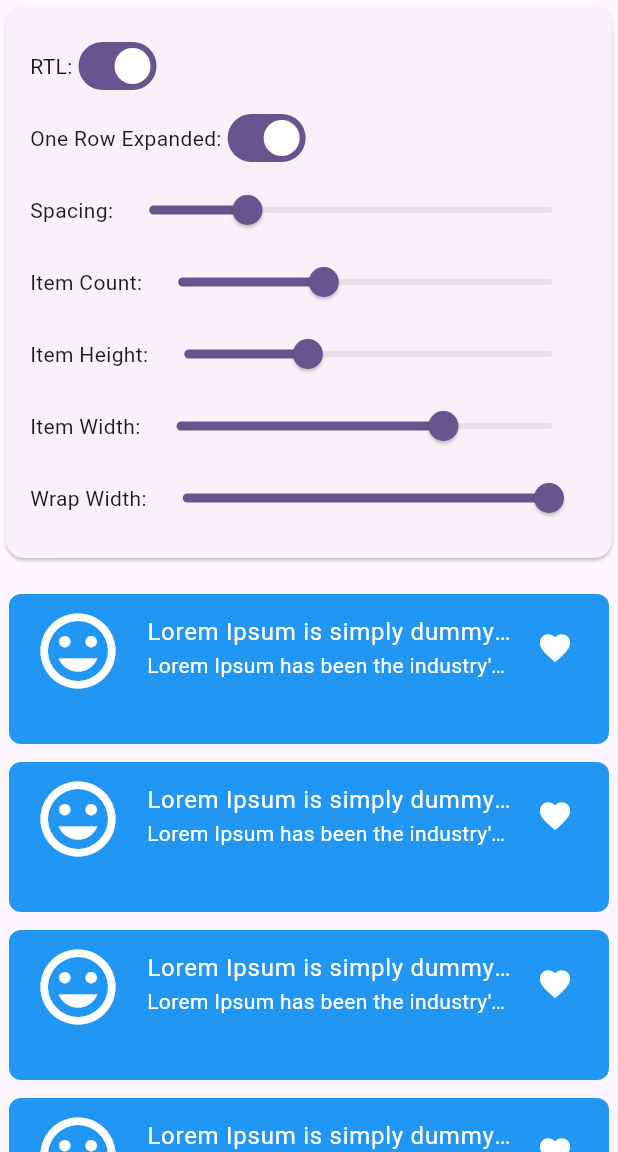
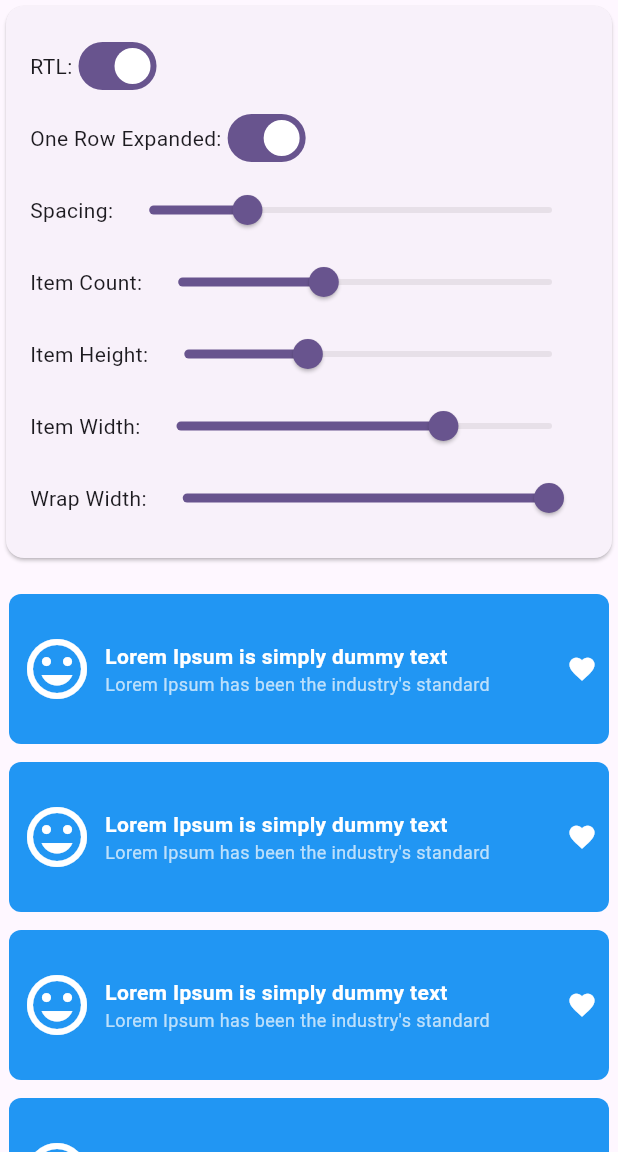
Before and after one commit to bixat/flexible_wrap, a Flutter app: the screen it shows after launch, on a phone screen of 412 x 824 dp, the part 84-1236 px from its top. Run offline on Flutter 3.47's test engine with Material 3 defaults, Android fonts, the phone set to English and light mode, and no system bars.

Commit message:
Improved demo & add force rebuild note (#34)

```diff
--- a/example/lib/main.dart
+++ b/example/lib/main.dart
@@ -192,37 +192,68 @@ class _MyHomePageState extends State<MyHomePage> {
                 child: SizedBox(
                   width: wrapWidth,
                   child: FlexibleWrap(
+                    key: ValueKey(
+                        '$itemHeight-$itemWidth-$itemCount'), // Force rebuild when dimensions change
                     spacing: spacing,
                     runSpacing: spacing,
                     isOneRowExpanded: isOneRowExpanded,
                     textDirection:
                         isRTL ? TextDirection.rtl : TextDirection.ltr,
                     children: List.generate(itemCount, (int index) {
-                      return SizedBox(
+                      return Container(
                         height: itemHeight,
                         width: itemWidth,
-                        child: ListTile(
-                          tileColor: Colors.blue,
-                          shape: RoundedRectangleBorder(
-                              borderRadius: BorderRadius.circular(8.0)),
-                          title: const Text(
-                            "Lorem Ipsum is simply dummy text",
-                            style: TextStyle(color: Colors.white),
-                            overflow: TextOverflow.ellipsis,
+                        decoration: BoxDecoration(
+                          color: Colors.blue,
+                          borderRadius: BorderRadius.circular(8.0),
                         ),
-                          subtitle: const Text(
-                            "Lorem Ipsum has been the industry's standard",
-                            style: TextStyle(color: Colors.white),
-                            overflow: TextOverflow.ellipsis,
-                          ),
-                          leading: Icon(
+                        child: Material(
+                          color: Colors.transparent,
+                          child: Padding(
+                            padding: const EdgeInsets.all(8.0),
+                            child: Row(
+                              children: [
+                                Icon(
                                   Icons.insert_emoticon,
                                   color: Colors.white,
-                            size: itemWidth / 5,
+                                  size: (itemWidth / 5).clamp(16.0, 48.0),
                                 ),
-                          trailing: const Icon(
+                                const SizedBox(width: 8),
+                                Expanded(
+                                  child: Column(
+                                    mainAxisAlignment: MainAxisAlignment.center,
+                                    crossAxisAlignment:
+                                        CrossAxisAlignment.start,
+                                    children: [
+                                      Text(
+                                        "Lorem Ipsum is simply dummy text",
+                                        style: const TextStyle(
+                                          color: Colors.white,
+                                          fontWeight: FontWeight.bold,
+                                        ),
+                                        overflow: TextOverflow.ellipsis,
+                                        maxLines: itemHeight > 80 ? 2 : 1,
+                                      ),
+                                      if (itemHeight > 60)
+                                        Text(
+                                          "Lorem Ipsum has been the industry's standard",
+                                          style: const TextStyle(
+                                            color: Colors.white70,
+                                            fontSize: 12,
+                                          ),
+                                          overflow: TextOverflow.ellipsis,
+                                          maxLines: itemHeight > 100 ? 2 : 1,
+                                        ),
+                                    ],
+                                  ),
+                                ),
+                                const Icon(
                                   Icons.favorite,
                                   color: Colors.white,
+                                  size: 20,
+                                ),
+                              ],
+                            ),
                           ),
                         ),
                       );
```
Also changed, not shown: 2 other files. Lines whose indentation alone changed are shown as unchanged.
